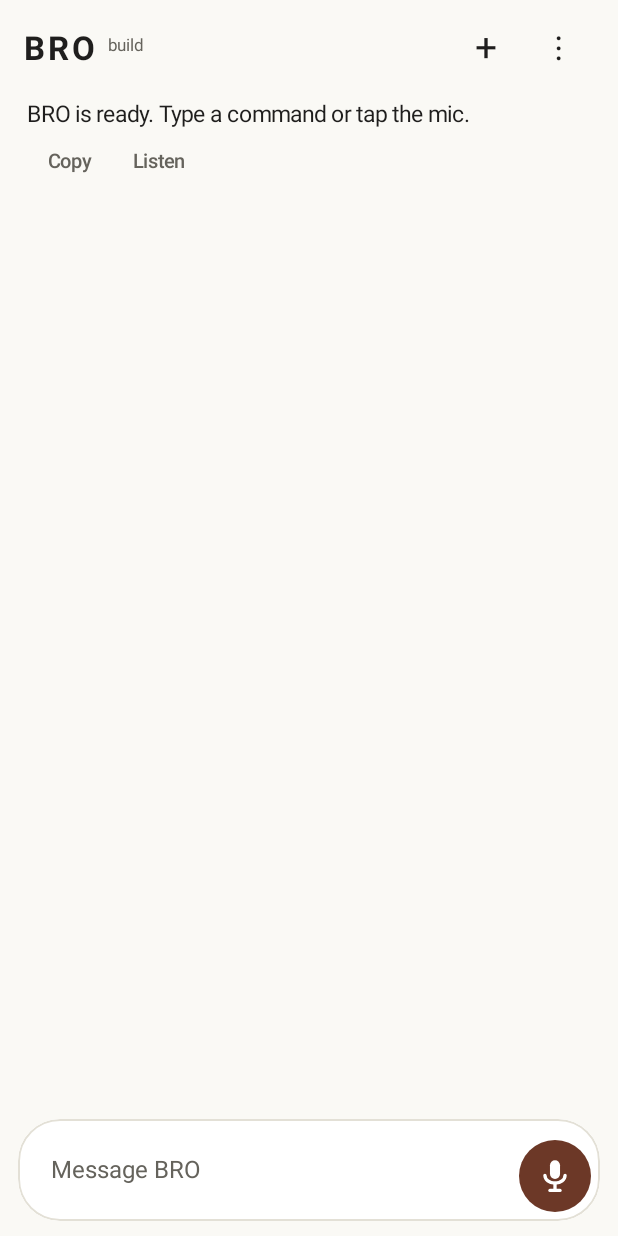
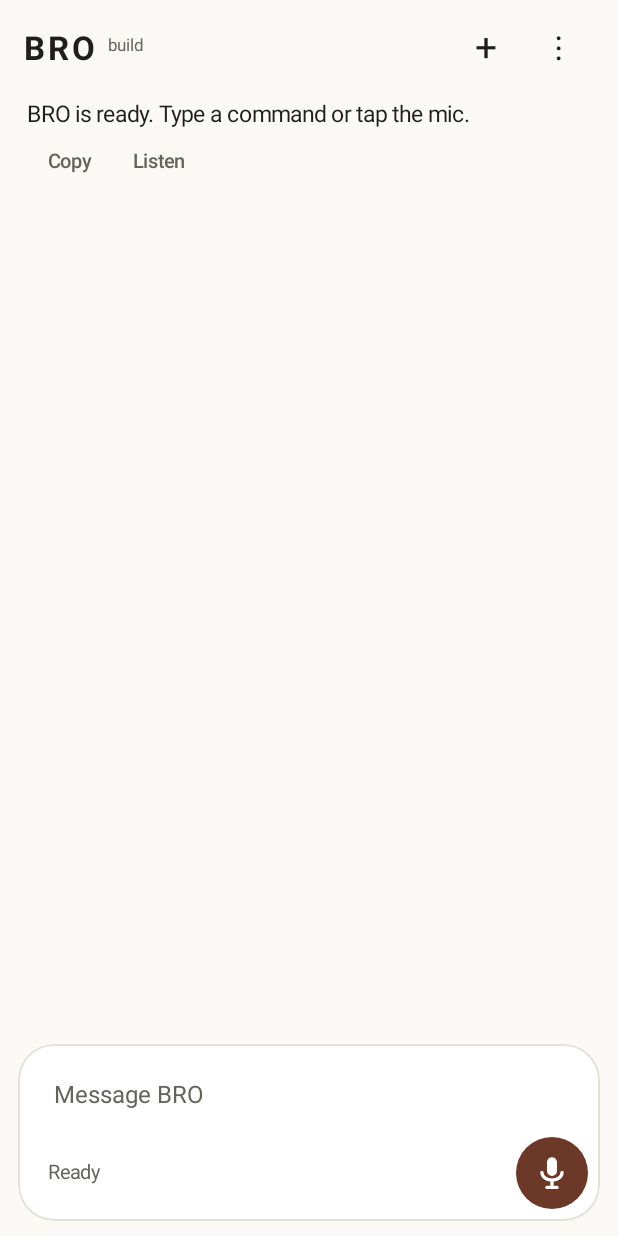
Before and after one commit to rachamadhav28-spec/Bro-direct, an Android app built with Jetpack Compose: the composable ChatScreen shown on its own in the app's theme, on a phone screen of 412 x 824 dp. Run offline under Robolectric (Android 15) with nearby library versions, the phone set to English and light mode, and no system bars.

Commit message:
Typing box: card style with status on the left and one mic/send/stop button on the right
Co-Authored-By: Claude Sonnet 5.5 <noreply@anthropic.com>
Claude-Session: https://claude.ai/code/session_01HYyEZ2KDgUwNmD2MpwQ1C3

```diff
--- a/app/src/main/java/com/bro/assistant/ui/ChatScreen.kt
+++ b/app/src/main/java/com/bro/assistant/ui/ChatScreen.kt
@@ -226,20 +226,20 @@ fun ChatScreen(
             }
         }
 
-        // ── Composer: one rounded card; the button is Mic when empty, Send when typing, Stop while listening ──
+        // ── Composer: a rounded card. Text on top; underneath, BRO's status on the left and one button on the right
+        //    (Mic when empty, Send when typing, Stop while listening) ──
         Box(Modifier.fillMaxWidth().padding(horizontal = 12.dp, vertical = 10.dp), contentAlignment = Alignment.Center) {
-            Row(
+            val shape = RoundedCornerShape(24.dp)
+            Column(
                 Modifier.widthIn(max = 760.dp).fillMaxWidth()
-                    .clip(RoundedCornerShape(28.dp)).background(BroColors.Panel)
-                    .border(1.dp, BroColors.Outline, RoundedCornerShape(28.dp))
-                    .padding(start = 6.dp, end = 6.dp, top = 6.dp, bottom = 6.dp),
-                verticalAlignment = Alignment.Bottom,
-                horizontalArrangement = Arrangement.spacedBy(6.dp)
+                    .clip(shape).background(BroColors.Panel)
+                    .border(1.dp, BroColors.Outline, shape)
+                    .padding(start = 8.dp, end = 8.dp, top = 6.dp, bottom = 8.dp)
             ) {
                 TextField(
                     value = input,
                     onValueChange = { input = it },
-                    modifier = Modifier.weight(1f).heightIn(min = 48.dp),
+                    modifier = Modifier.fillMaxWidth().heightIn(min = 56.dp),
                     placeholder = { Text("Message BRO", color = BroColors.TextSecondary) },
                     maxLines = 6,
                     colors = TextFieldDefaults.colors(
@@ -254,10 +254,21 @@ fun ChatScreen(
                     keyboardOptions = KeyboardOptions(imeAction = ImeAction.Send),
                     keyboardActions = KeyboardActions(onSend = { submit() })
                 )
-                when {
-                    vm.state == BroState.LISTENING -> RoundAction(RoundIcon.STOP, BroColors.Error, "Stop listening", onMic)
-                    input.isNotBlank() -> RoundAction(RoundIcon.SEND, BroColors.Accent, "Send message") { submit() }
-                    else -> RoundAction(RoundIcon.MIC, BroColors.Accent, "Talk to BRO", onMic)
+                Row(
+                    Modifier.fillMaxWidth().padding(start = 12.dp),
+                    verticalAlignment = Alignment.CenterVertically
+                ) {
+                    Text(
+                        statusLabel(vm.state, vm.partialText),
+                        modifier = Modifier.weight(1f),
+                        color = BroColors.TextSecondary, fontSize = 13.sp, maxLines = 1,
+                        overflow = androidx.compose.ui.text.style.TextOverflow.Ellipsis
+                    )
+                    when {
+                        vm.state == BroState.LISTENING -> RoundAction(RoundIcon.STOP, BroColors.Error, "Stop listening", onMic)
+                        input.isNotBlank() -> RoundAction(RoundIcon.SEND, BroColors.Accent, "Send message") { submit() }
+                        else -> RoundAction(RoundIcon.MIC, BroColors.Accent, "Talk to BRO", onMic)
+                    }
                 }
             }
         }
```
